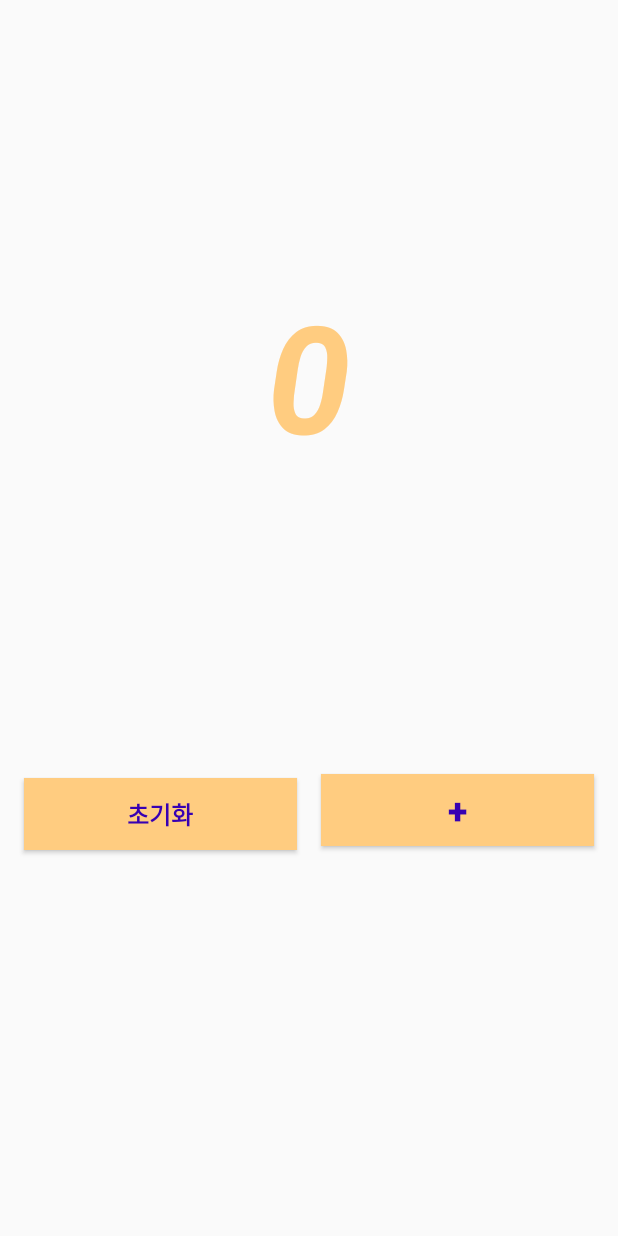
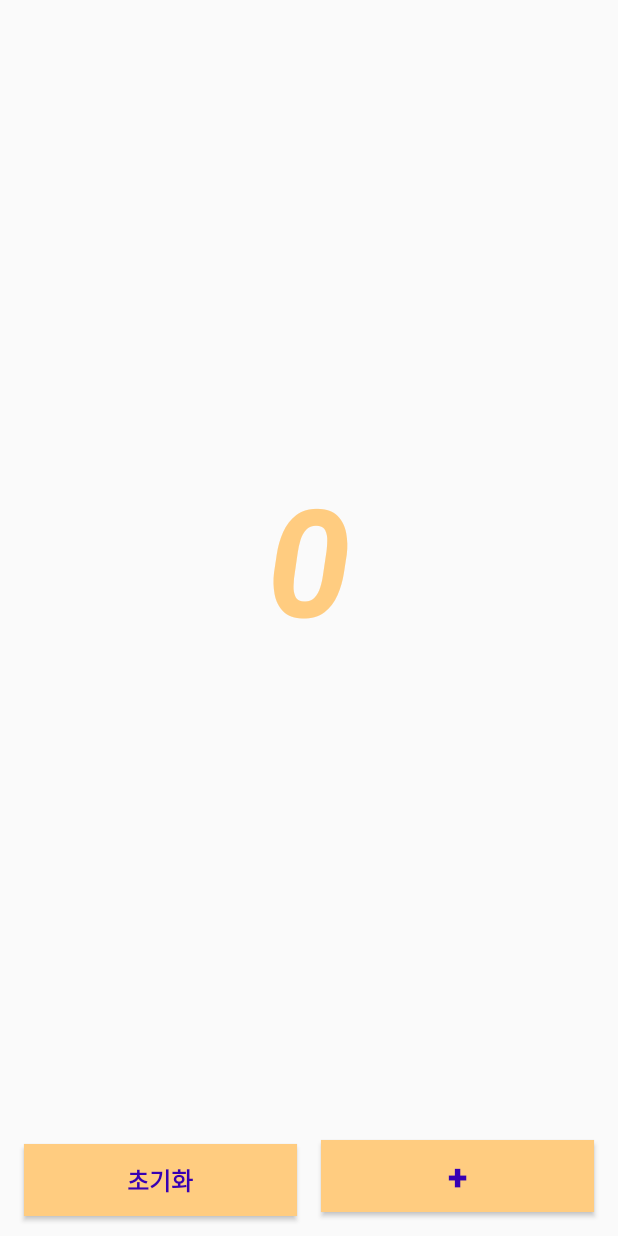
Before and after one commit to agfalcon/AOS_TOY_COUNTER, an Android app: the screen it shows after launch (MainActivity), on a phone screen of 412 x 824 dp. Run offline under Robolectric (Android 15) with nearby library versions, the phone set to English and light mode, and no system bars.

Commit message:
화면 회전 시 레이아웃 고려 리팩토링

```diff
--- a/app/src/main/res/layout/activity_main.xml
+++ b/app/src/main/res/layout/activity_main.xml
@@ -10,7 +10,8 @@
     <TextView
         android:id="@+id/text_counter"
         android:layout_width="match_parent"
-        android:layout_height="500dp"
+        android:layout_height="0dp"
+        android:layout_weight="1"
         android:text="@string/zero"
         android:textSize="100sp"
         android:textColor="@color/orange"
```
